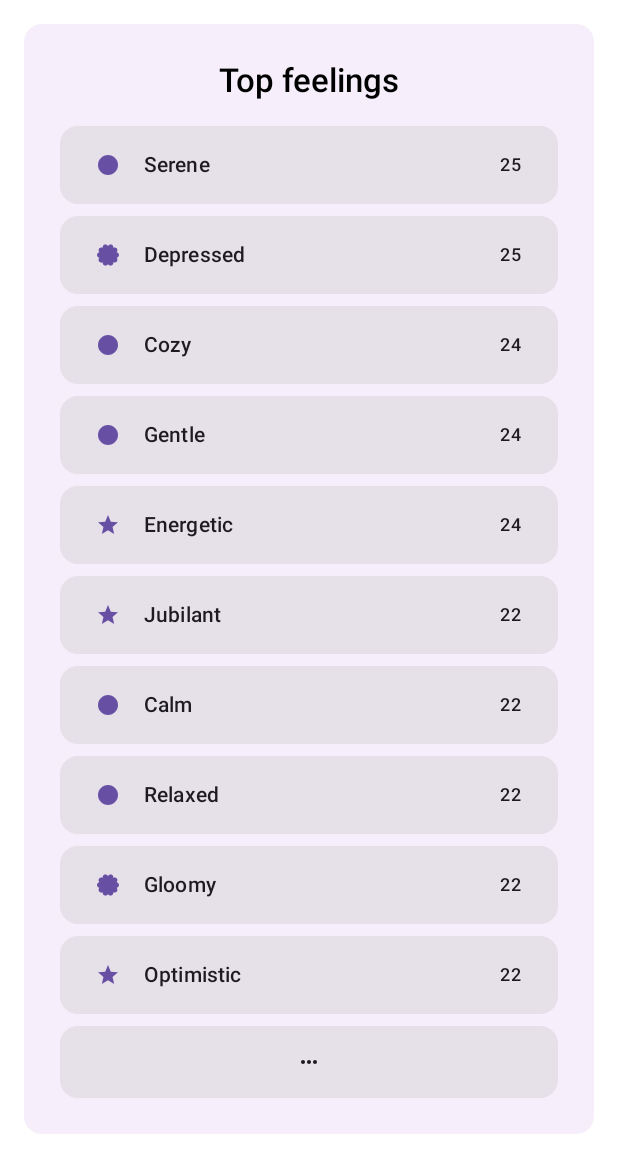
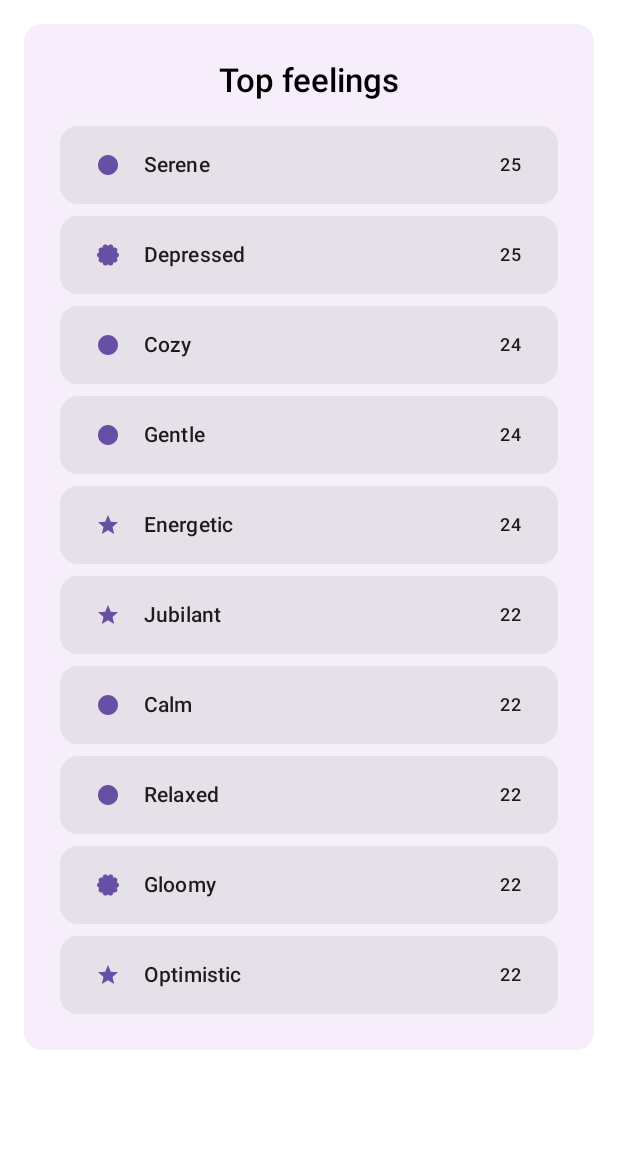
Before and after one commit to hamthelegend/lithium, an Android app built with Jetpack Compose: the @Preview function TopFeelingsCardPreview, on a phone screen of 412 x 824 dp. Shown: the top 1173 px of the screen. Run offline under Robolectric (Android 15) with nearby library versions, the phone set to English and light mode, and no system bars; 2 statements that could not run were skipped.

Commit message:
Removed unnecessary card

```diff
--- a/app/src/main/java/com/thebrownfoxx/lithium/ui/screen/breakdown/component/graph/TopFeelingsCard.kt
+++ b/app/src/main/java/com/thebrownfoxx/lithium/ui/screen/breakdown/component/graph/TopFeelingsCard.kt
@@ -1,17 +1,10 @@
 package com.thebrownfoxx.lithium.ui.screen.breakdown.component.graph
 
 import androidx.compose.foundation.layout.Arrangement
-import androidx.compose.foundation.layout.Box
 import androidx.compose.foundation.layout.Column
-import androidx.compose.foundation.layout.fillMaxWidth
 import androidx.compose.foundation.layout.padding
-import androidx.compose.foundation.layout.size
-import androidx.compose.material.icons.filled.MoreHoriz
-import androidx.compose.material3.Card
-import androidx.compose.material3.Icon
 import androidx.compose.runtime.Composable
 import androidx.compose.runtime.remember
-import androidx.compose.ui.Alignment
 import androidx.compose.ui.Modifier
 import androidx.compose.ui.res.stringResource
 import androidx.compose.ui.tooling.preview.Preview
@@ -20,7 +13,6 @@ import com.thebrownfoxx.lithium.R
 import com.thebrownfoxx.lithium.domain.Sample
 import com.thebrownfoxx.lithium.domain.breakdown.FeelingFrequencies
 import com.thebrownfoxx.lithium.domain.breakdown.toBreakdowns
-import com.thebrownfoxx.lithium.ui.theme.LithiumIcons
 import com.thebrownfoxx.lithium.ui.theme.LithiumTheme
 
 @Composable
@@ -35,21 +27,6 @@ fun TopFeelingsCard(
         Column(verticalArrangement = Arrangement.spacedBy(8.dp)) {
             for ((feeling, frequency) in topFeelings.entries) {
                 FeelingFrequencyCard(feeling = feeling, frequency = frequency)
-            }
-            Card {
-                Box(
-                    modifier = Modifier
-                        .padding(vertical = 16.dp, horizontal = 24.dp)
-                        .fillMaxWidth(),
-                ) {
-                    Icon(
-                        imageVector = LithiumIcons.MoreHoriz,
-                        contentDescription = stringResource(R.string.more),
-                        modifier = Modifier
-                            .size(16.dp)
-                            .align(Alignment.Center),
-                    )
-                }
             }
         }
     }
```
